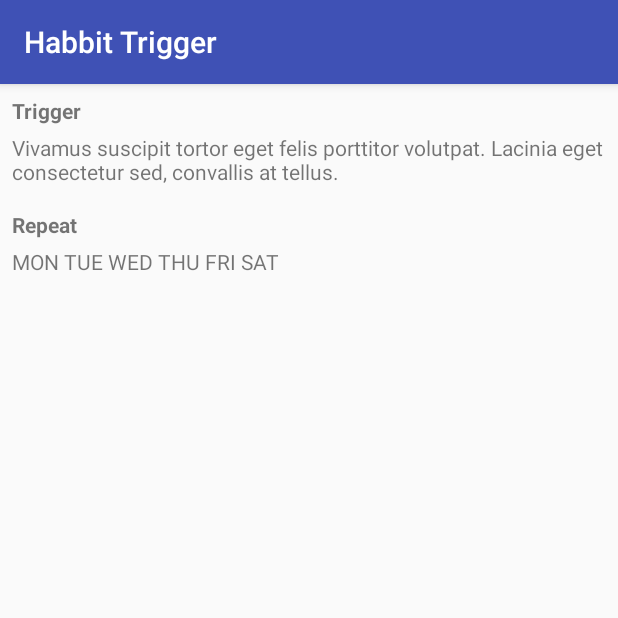
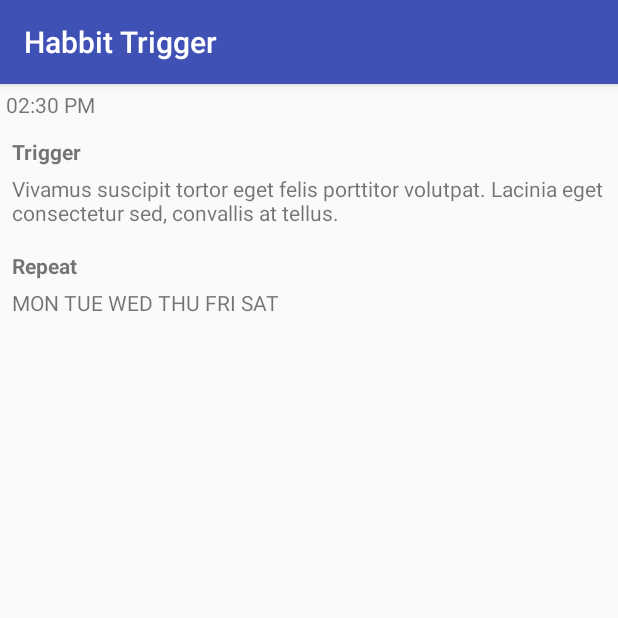
Before and after one commit to NERDYLIZARD/HabbitTrigger, an Android app: the screen it shows after launch (TriggerDetailActivity), on a phone screen of 412 x 824 dp, the top half of it. Run offline under Robolectric (Android 15) with nearby library versions, the phone set to English and light mode, and no system bars.

```diff
--- /dev/null
+++ b/app/src/main/java/com/example/hoppies/habbittrigger/TriggerTimeFragment.java
@@ -0,0 +1,126 @@
+package com.example.hoppies.habbittrigger;
+
+import android.os.Bundle;
+import android.support.annotation.NonNull;
+import android.support.annotation.Nullable;
+import android.support.v4.app.Fragment;
+import android.text.format.DateFormat;
+import android.view.LayoutInflater;
+import android.view.View;
+import android.view.ViewGroup;
+import android.widget.LinearLayout;
+import android.widget.TextView;
+
+
+/**
+ * A fragment display time view as per system time format i.e 12-hour/24-hour format.
+ */
+public class TriggerTimeFragment extends Fragment
+        implements TimePickerDialogFragment.TimePickerDialogListener
+{
+
+  // TODO: having state as int hour and int minute instead of String time
+  // test value time
+  private String time = "14:30";
+  private boolean is24HourTimeFormat;
+
+
+  public TriggerTimeFragment()
+  {
+  }
+
+
+  @Override
+  public View onCreateView(@NonNull LayoutInflater inflater, ViewGroup container,
+                           Bundle savedInstanceState)
+  {
+    // Inflate the layout for this fragment
+    View view = inflater.inflate(R.layout.fragment_trigger_time, container, false);
+
+    LinearLayout timeWrapper = view.findViewById(R.id.timeWrapper);
+    // TODO: accept argument as int hour and int minute
+    int hour = Integer.parseInt(time.split(":")[0]);
+    int minute = Integer.parseInt(time.split(":")[1]);
+    renderTimeView(view, hour, minute);
+
+    timeWrapper.setOnClickListener(new View.OnClickListener()
+    {
+      @Override
+      public void onClick(View view)
+      {
+        int hour = Integer.parseInt(time.split(":")[0]);
+        int minute = Integer.parseInt(time.split(":")[1]);
+        TimePickerDialogFragment timePickerDialogFragment = TimePickerDialogFragment.newInstance(hour, minute);
+        timePickerDialogFragment.show(getChildFragmentManager(), "time_picker_dialog");
+      }
+    });
+
+    return view;
+  }
+
+
+  @Override
+  public void onActivityCreated(@Nullable Bundle savedInstanceState)
+  {
+    super.onActivityCreated(savedInstanceState);
+    is24HourTimeFormat = DateFormat.is24HourFormat(getActivity());
+  }
+
+
+  @Override
+  public void onTimeSet(int hour, int minute)
+  {
+    View view = getView();
+    renderTimeView(view, hour, minute);
+
+    time = getTimeString(hour, minute);
+    // return String time to DetailFragment/TabHost
+  }
+
+
+  /**
+   * Convert integer hour and minute into String time hh:mm with leading 0 if integer is single digit.
+   * <p>
+   * E.g. hour = 5, minute = 3 get converted to "05:03"
+   *
+   * @param hour   Integer indicate an hour of day
+   * @param minute Integer indicate a minute
+   * @return String time format hh:mm
+   */
+  private String getTimeString(int hour, int minute)
+  {
+    String hourString = String.valueOf(hour);
+    hourString = (hour / 10 == 0) ? "0" + hourString : hourString;
+    String minuteString = String.valueOf(minute);
+    minuteString = (minute / 10 == 0) ? "0" + minuteString : minuteString;
+
+    return hourString + ":" + minuteString;
+  }
+
+
+  /**
+   * Render timeView according to system time format.
+   * <p>
+   * Input: hour = 14 and minute = 30.
+   * 12-hour system format: 02:30 PM
+   * 24-hour system format: 14:30
+   *
+   * @param view   timeViewWrapper
+   * @param hour   Integer indicate an hour of day
+   * @param minute Integer indicate a minute
+   */
+  private void renderTimeView(View view, int hour, int minute)
+  {
+    if (!is24HourTimeFormat) {
+      TextView timeSuffix = view.findViewById(R.id.timeSuffix);
+      timeSuffix.setText((hour < 12) ? " AM" : " PM");
+
+      if (hour > 12)
+        hour %= 12;
+    }
+
+    TextView timeView = view.findViewById(R.id.timeView);
+    timeView.setText(getTimeString(hour, minute));
+  }
+
+}
--- a/app/src/main/res/layout/fragment_trigger_detail.xml
+++ b/app/src/main/res/layout/fragment_trigger_detail.xml
@@ -13,6 +13,12 @@
       android:layout_height="wrap_content"
       android:orientation="vertical">
 
+
+      <fragment
+        android:id="@+id/time"
+        android:name="com.example.hoppies.habbittrigger.TriggerTimeFragment"
+        android:layout_width="match_parent"
+        android:layout_height="wrap_content" />
 
       <LinearLayout
         android:id="@+id/triggerTitleWrapper"
@@ -62,6 +68,7 @@
           android:layout_width="match_parent"
           android:layout_height="wrap_content"
           android:text="" />
+
       </LinearLayout>
 
     </LinearLayout>
--- /dev/null
+++ b/app/src/main/res/layout/fragment_trigger_time.xml
@@ -0,0 +1,30 @@
+<FrameLayout xmlns:android="http://schemas.android.com/apk/res/android"
+  xmlns:tools="http://schemas.android.com/tools"
+  android:layout_width="wrap_content"
+  android:layout_height="wrap_content"
+  tools:context="com.example.hoppies.habbittrigger.TriggerTimeFragment">
+
+
+  <LinearLayout
+    android:id="@+id/timeWrapper"
+    android:layout_width="wrap_content"
+    android:layout_height="wrap_content"
+    android:orientation="horizontal"
+    android:padding="4dp">
+
+    <TextView
+      android:id="@+id/timeView"
+      android:layout_width="wrap_content"
+      android:layout_height="wrap_content"
+      android:text="08:00" />
+
+    <TextView
+      android:id="@+id/timeSuffix"
+      android:layout_width="wrap_content"
+      android:layout_height="wrap_content"
+      android:text="" />
+
+
+  </LinearLayout>
+
+</FrameLayout>
```
Also changed, not shown: app/src/main/java/com/example/hoppies/habbittrigger/TimePickerDialogFragment.java (added, +82 -0 lines).
